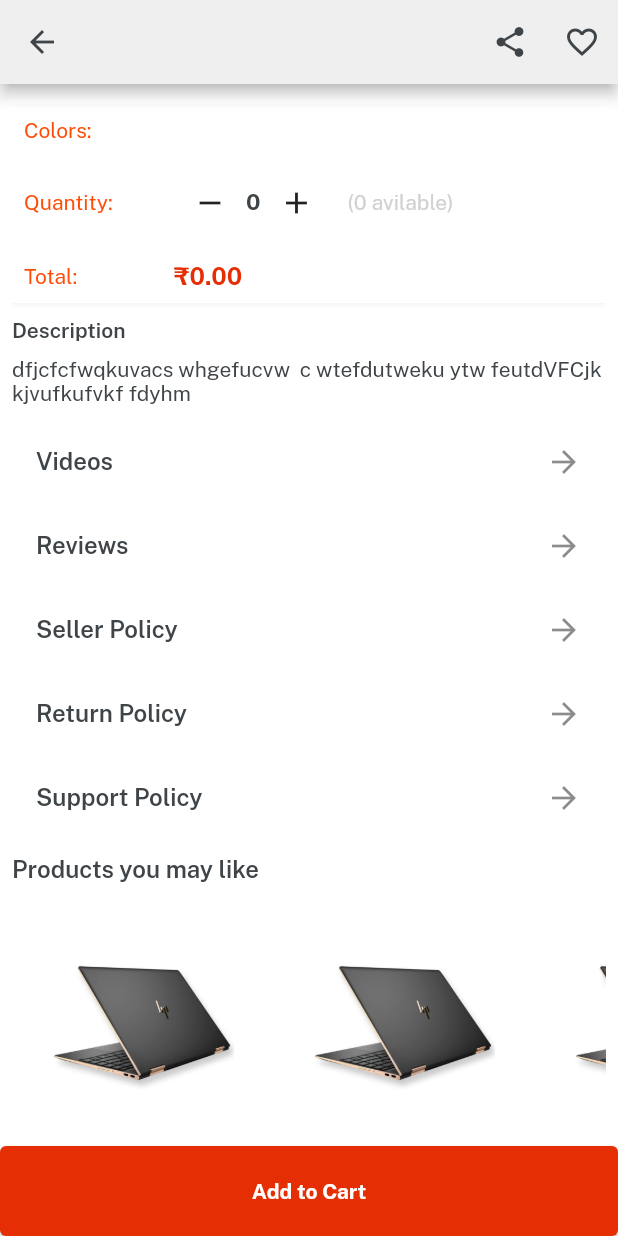
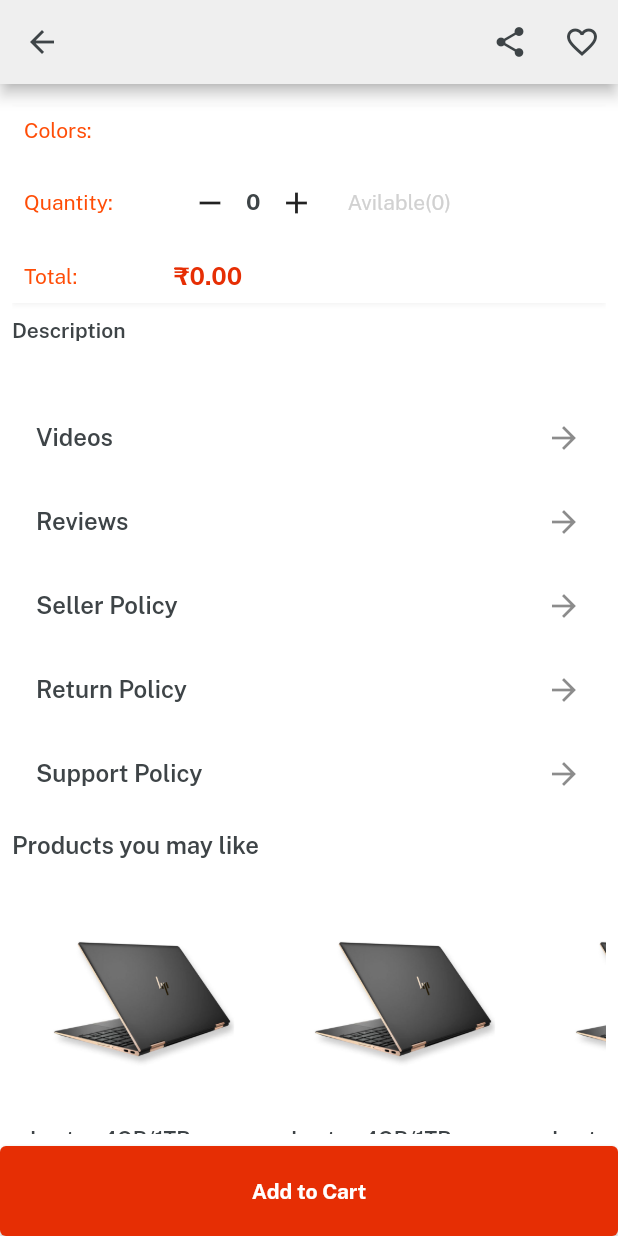
Before and after one commit to ArpanManna98/Shopping-App, a Flutter app: the ItemDetail screen opened directly with empty values, scrolled down 576 dp, on a phone screen of 412 x 824 dp. Run offline on Flutter 3.47's test engine with Material 2 defaults, Android fonts, the phone set to English and light mode, and no system bars; our stand-ins replace cloud_firestore, firebase_auth, firebase_core, firebase_storage, get, image_picker and 2 more; accounts and stored records are empty; network calls fail.

Commit message:
item details backend 80% done

```diff
--- a/lib/views/category_screen/item_detail.dart
+++ b/lib/views/category_screen/item_detail.dart
@@ -186,7 +186,10 @@ class ItemDetail extends StatelessWidget {
                                 IconButton(
                                     onPressed: () {}, icon: Icon(Icons.add)),
                                 10.widthBox,
-                                "(0 avilable)".text.color(textfieldGrey).make(),
+                                "Avilable(${data["p_quantity"]})"
+                                    .text
+                                    .color(textfieldGrey)
+                                    .make(),
                               ],
                             ),
                           ],
@@ -221,10 +224,7 @@ class ItemDetail extends StatelessWidget {
                         .fontFamily(semibold)
                         .make(),
                     10.heightBox,
-                    "dfjcfcfwqkuvacs whgefucvw  c wtefdutweku ytw feutdVFCjk kjvufkufvkf fdyhm"
-                        .text
-                        .color(darkFontGrey)
-                        .make(),
+                    "${data["p_description"]}".text.color(darkFontGrey).make(),
 
                     //Buttons section design
                     10.heightBox,
@@ -296,10 +296,11 @@ class ItemDetail extends StatelessWidget {
           ),
           SizedBox(
             child: ourButton(
-                color: redColor,
-                onPress: () {},
-                textColor: whiteColor,
-                title: "Add to Cart"),
+              color: redColor,
+              onPress: () {},
+              textColor: whiteColor,
+              title: "Add to Cart",
+            ),
             width: double.infinity,
             height: 60,
           ),
```
